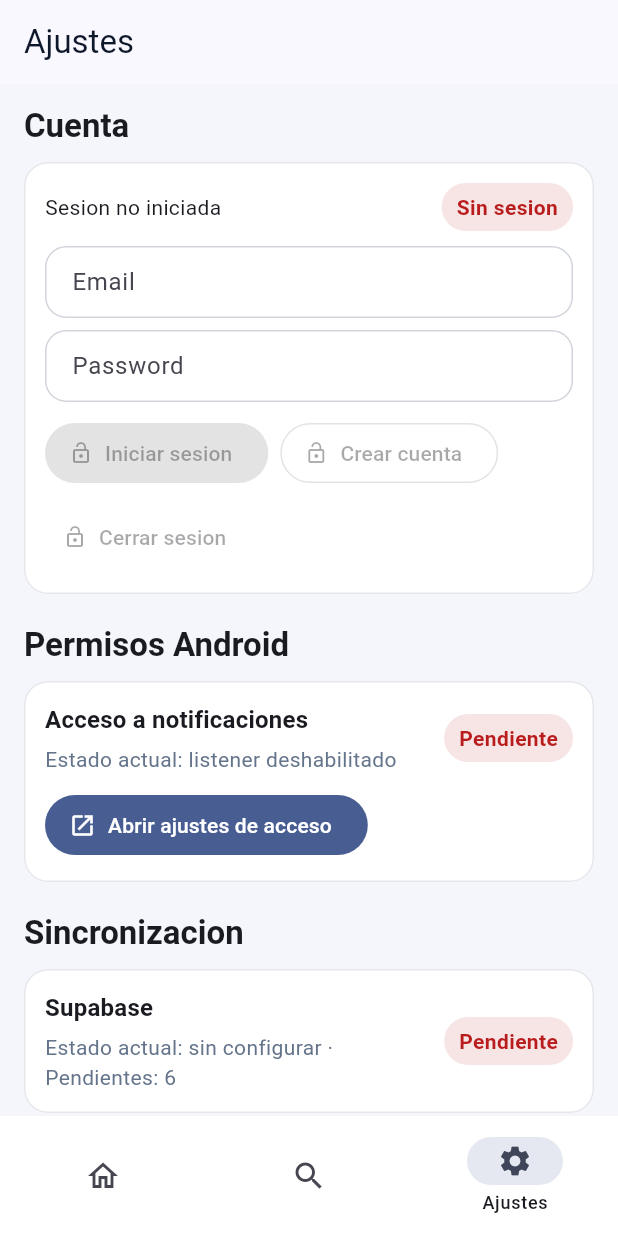
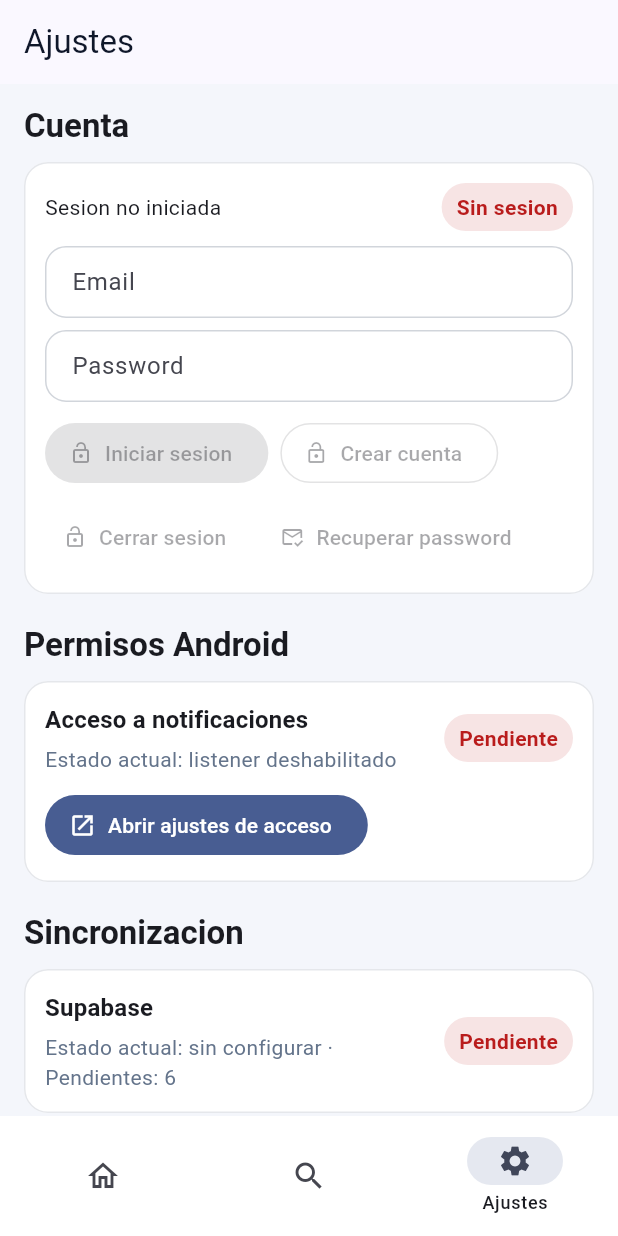
Before and after one commit to favodev/noty, a Flutter app: the screen it shows after launch, item 3 of the bottom bar chosen, on a phone screen of 412 x 824 dp. Run offline on Flutter 3.47's test engine with Material 3 defaults, Android fonts, the light colour scheme and no system bars; our stand-ins replace sqflite, supabase_flutter; accounts and stored records are empty.

Commit message:
feat: add email confirmation check and password reset functionality in auth service

```diff
--- a/lib/features/settings/presentation/settings_page.dart
+++ b/lib/features/settings/presentation/settings_page.dart
@@ -10,10 +10,12 @@ class SettingsPage extends StatefulWidget {
     required this.pendingSyncCount,
     required this.canSyncNow,
     required this.authEmail,
+    required this.isEmailConfirmed,
     required this.isAuthBusy,
     required this.onSignIn,
     required this.onSignUp,
     required this.onSignOut,
+    required this.onRequestPasswordReset,
     required this.onSyncNow,
     required this.onOpenNotificationSettings,
   });
@@ -24,10 +26,12 @@ class SettingsPage extends StatefulWidget {
   final int pendingSyncCount;
   final bool canSyncNow;
   final String? authEmail;
+  final bool isEmailConfirmed;
   final bool isAuthBusy;
   final Future<String?> Function(String email, String password) onSignIn;
   final Future<String?> Function(String email, String password) onSignUp;
   final Future<String?> Function() onSignOut;
+  final Future<String?> Function(String email) onRequestPasswordReset;
   final Future<void> Function() onSyncNow;
   final Future<void> Function() onOpenNotificationSettings;
 
@@ -84,7 +88,9 @@ class _SettingsPageState extends State<SettingsPage> {
                       child: Text(
                         widget.authEmail == null
                             ? 'Sesion no iniciada'
-                            : 'Sesion activa: ${widget.authEmail}',
+                            : widget.isEmailConfirmed
+                                ? 'Sesion activa: ${widget.authEmail}'
+                                : 'Sesion activa sin confirmar email: ${widget.authEmail}',
                         style: Theme.of(context).textTheme.bodyMedium,
                       ),
                     ),
@@ -94,16 +100,24 @@ class _SettingsPageState extends State<SettingsPage> {
                       decoration: BoxDecoration(
                         color: (widget.authEmail == null
                                 ? const Color(0xFFB91C1C)
-                                : const Color(0xFF047857))
+                                : widget.isEmailConfirmed
+                                    ? const Color(0xFF047857)
+                                    : const Color(0xFFB45309))
                             .withValues(alpha: 0.12),
                         borderRadius: BorderRadius.circular(20),
                       ),
                       child: Text(
-                        widget.authEmail == null ? 'Sin sesion' : 'Autenticado',
+                        widget.authEmail == null
+                            ? 'Sin sesion'
+                            : widget.isEmailConfirmed
+                                ? 'Verificado'
+                                : 'No verificado',
                         style: TextStyle(
                           color: widget.authEmail == null
                               ? const Color(0xFFB91C1C)
-                              : const Color(0xFF047857),
+                              : widget.isEmailConfirmed
+                                  ? const Color(0xFF047857)
+                                  : const Color(0xFFB45309),
                           fontWeight: FontWeight.w600,
                         ),
                       ),
@@ -172,6 +186,18 @@ class _SettingsPageState extends State<SettingsPage> {
                           : null,
                       icon: _buildAuthButtonIcon(),
                       label: const Text('Cerrar sesion'),
+                    ),
+                    TextButton.icon(
+                      onPressed: widget.supabaseState.initialized && !widget.isAuthBusy
+                          ? () => _handleAuthAction(
+                                () => widget.onRequestPasswordReset(
+                                  _emailController.text,
+                                ),
+                                successMessage: 'Email de recuperacion enviado',
+                              )
+                          : null,
+                      icon: const Icon(Icons.mark_email_read_outlined, size: 16),
+                      label: const Text('Recuperar password'),
                     ),
                   ],
                 ),
```
Also changed, not shown: lib/features/auth/data/supabase_auth_service.dart (+13 -0 lines), lib/features/shell/presentation/noty_shell.dart (+35 -0 lines).
